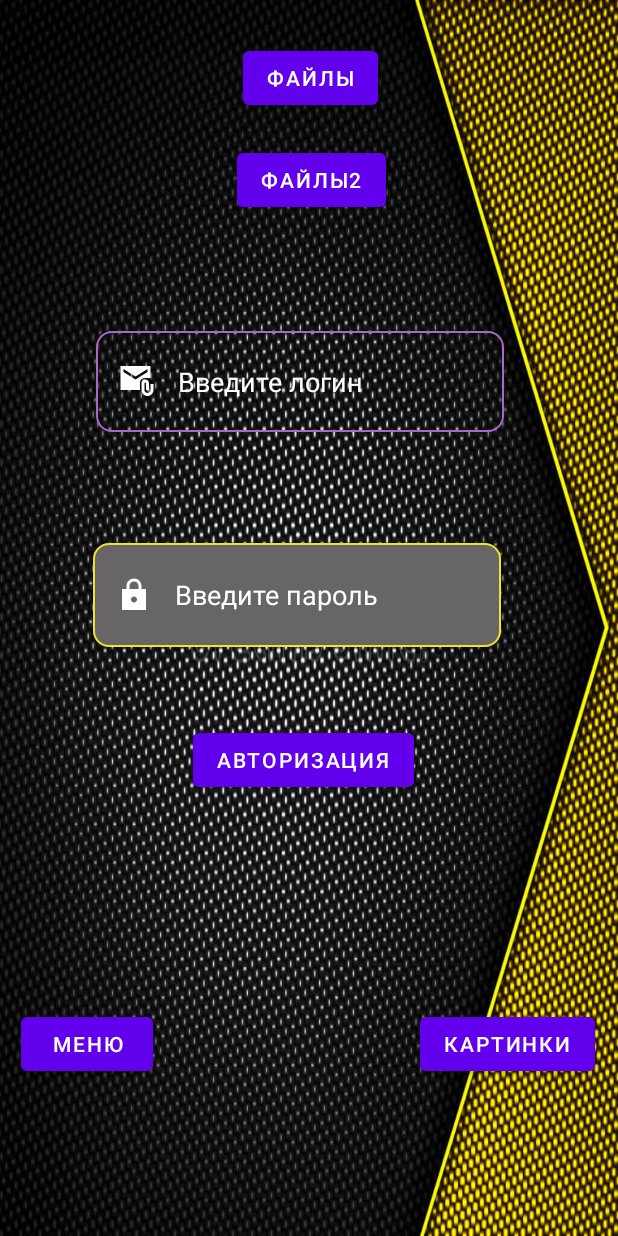
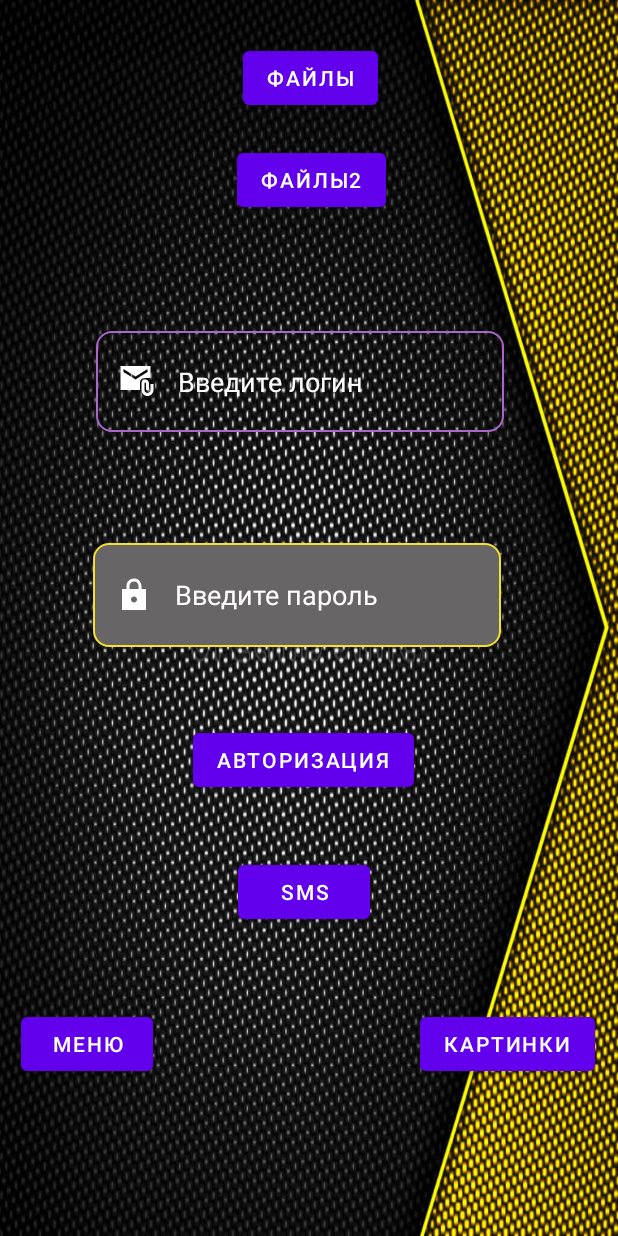
Before and after one commit to HeapGeap/PMD, an Android app: the screen it shows after launch (MainActivity), on a phone screen of 412 x 824 dp. Run offline under Robolectric (Android 15) with nearby library versions, the phone set to English and light mode, and no system bars; our stand-ins replace navigation-ui.

Commit message:
lab6 adding SMS upload

```diff
--- a/app/src/main/AndroidManifest.xml
+++ b/app/src/main/AndroidManifest.xml
@@ -8,6 +8,7 @@
     <uses-permission android:name="android.permission.WRITE_EXTERNAL_STORAGE" />
     <uses-permission android:name="android.permission.READ_EXTERNAL_STORAGE" />
     <uses-permission android:name="android.permission.INTERNET" />
+    <uses-permission android:name="android.permission.SEND_SMS"/>
 
     <application
         android:allowBackup="true"
--- a/app/src/main/res/layout/activity_main.xml
+++ b/app/src/main/res/layout/activity_main.xml
@@ -89,5 +89,14 @@
         android:onClick="Namefiles_click"
         android:text="Файлы2" />
 
+    <Button
+        android:id="@+id/sms_button"
+        android:layout_width="wrap_content"
+        android:layout_height="wrap_content"
+        android:layout_x="159dp"
+        android:layout_y="571dp"
+        android:onClick="SmS_Function"
+        android:text="SMS" />
+
 
 </AbsoluteLayout>
```
Also changed, not shown: app/src/main/java/com/example/laba1/MainActivity.java (+10 -0 lines).
